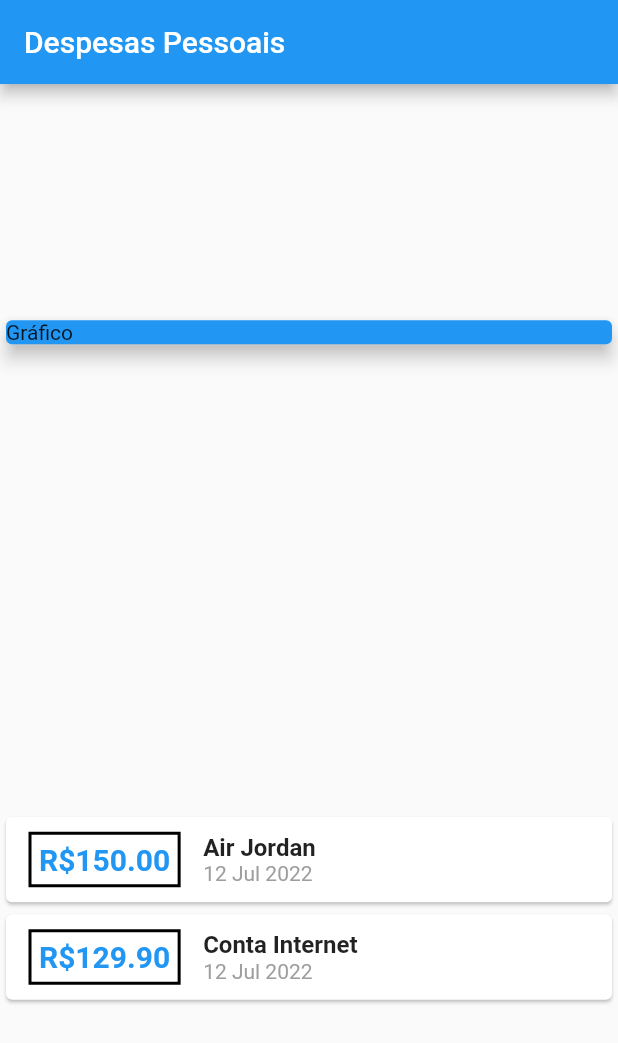
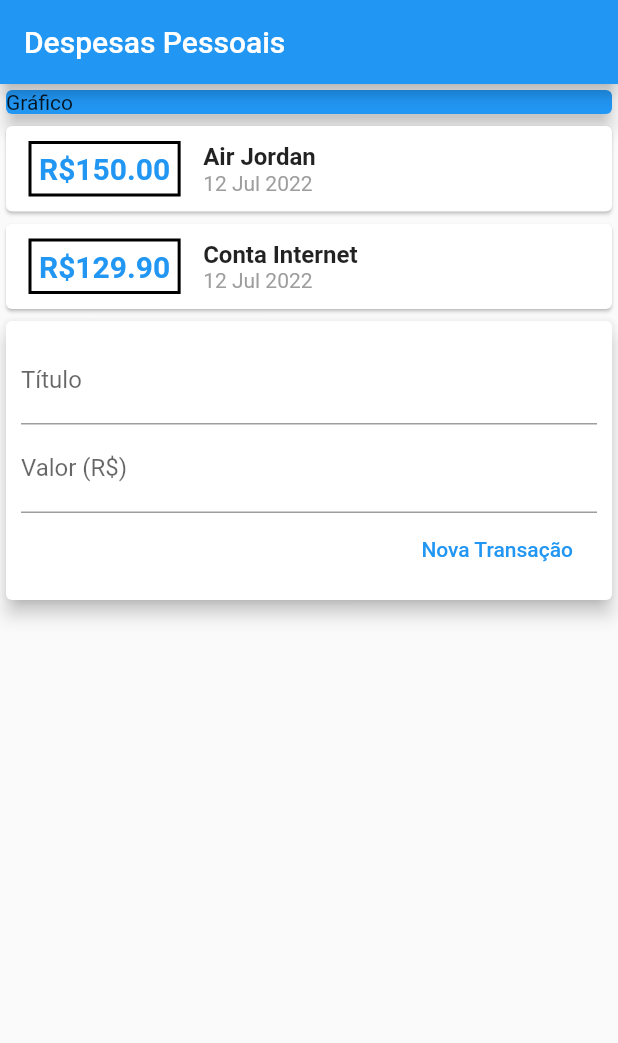
Before and after one commit to JoaoVGStahl/expenses, a Flutter app: the screen it shows after launch, on a phone screen of 412 x 824 dp. Shown: the top 1043 px of the screen. Run offline on Flutter 3.47's test engine with Material 2 defaults, Android fonts, the phone set to English and light mode, and no system bars.

```diff
--- /dev/null
+++ b/lib/components/transaction_form.dart
@@ -0,0 +1,49 @@
+import 'package:flutter/src/foundation/key.dart';
+import 'package:flutter/src/widgets/framework.dart';
+
+import 'package:flutter/material.dart';
+
+class TransactionForm extends StatelessWidget {
+
+  final tittleController = TextEditingController();
+  final valueController = TextEditingController();
+
+  @override
+  Widget build(BuildContext context) {
+   return Card(
+              elevation: 5,
+              child: Padding(
+                padding: const EdgeInsets.all(10),
+                child: Column(
+                  children: [
+                    TextField(
+                      controller: tittleController,
+                      decoration: InputDecoration(
+                        labelText: "Título",
+                      ),
+                    ),
+                    TextField(
+                      controller: valueController,
+                      decoration: InputDecoration(
+                        labelText: "Valor (R\$)",
+                      ),
+                    ),
+                    Row(
+                      mainAxisAlignment: MainAxisAlignment.end,
+                      children: [
+                        FlatButton(
+                          onPressed: () {
+                            print(tittleController.text);
+                            print(valueController.text);
+                          },
+                          child: Text("Nova Transação"),
+                          textColor: Colors.blue,
+                        ),
+                      ],
+                    )
+                  ],
+                ),
+              ),
+            );
+  }
+}
--- /dev/null
+++ b/lib/components/transaction_list.dart
@@ -0,0 +1,63 @@
+import 'package:expenses/models/transaction.dart';
+import 'package:flutter/src/foundation/key.dart';
+import 'package:flutter/src/widgets/framework.dart';
+
+import 'package:flutter/material.dart';
+import 'package:intl/intl.dart';
+
+class TransactionList extends StatelessWidget {
+  final List<Transaction> transactions;
+
+  TransactionList(this.transactions);
+
+  @override
+  Widget build(BuildContext context) {
+    return Column(
+      children: transactions.map((tr) {
+        return Card(
+          child: Row(
+            children: [
+              Container(
+                margin: EdgeInsets.symmetric(
+                  horizontal: 15,
+                  vertical: 10,
+                ),
+                decoration: BoxDecoration(
+                    border: Border.all(
+                  color: Colors.black,
+                  width: 2,
+                )),
+                padding: EdgeInsets.all(5),
+                child: Text(
+                  'R\$${tr.value.toStringAsFixed(2)}',
+                  style: TextStyle(
+                      fontWeight: FontWeight.bold,
+                      fontSize: 20,
+                      color: Colors.blue),
+                ),
+              ),
+              Column(
+                crossAxisAlignment: CrossAxisAlignment.start,
+                children: [
+                  Text(
+                    tr.title,
+                    style: TextStyle(
+                      fontSize: 16,
+                      fontWeight: FontWeight.bold,
+                    ),
+                  ),
+                  Text(
+                    DateFormat('d MMM y').format(tr.date),
+                    style: TextStyle(
+                      color: Colors.grey,
+                    ),
+                  )
+                ],
+              )
+            ],
+          ),
+        );
+      }).toList(),
+    );
+  }
+}
--- /dev/null
+++ b/lib/components/transaction_user.dart
@@ -0,0 +1,41 @@
+import 'package:expenses/components/transaction_form.dart';
+import 'package:flutter/cupertino.dart';
+import 'package:flutter/src/foundation/key.dart';
+import 'package:flutter/src/widgets/framework.dart';
+
+import '../models/transaction.dart';
+import 'package:expenses/components/transaction_list.dart';
+
+class TransactionUser extends StatefulWidget {
+  const TransactionUser({Key? key}) : super(key: key);
+
+  @override
+  State<TransactionUser> createState() => _TransactionUserState();
+}
+
+class _TransactionUserState extends State<TransactionUser> {
+  final _transcations = [
+    Transaction(
+      id: "t1",
+      title: "Air Jordan",
+      value: 150.00,
+      date: DateTime.now(),
+    ),
+    Transaction(
+      id: "t2",
+      title: "Conta Internet",
+      value: 129.90,
+      date: DateTime.now(),
+    ),
+  ];
+
+  @override
+  Widget build(BuildContext context) {
+    return Column(
+      children: [
+        TransactionList(_transcations),
+        TransactionForm(),
+      ],
+    );
+  }
+}
--- a/lib/main.dart
+++ b/lib/main.dart
@@ -1,6 +1,5 @@
-import 'models/transaction.dart';
+import 'package:expenses/components/transaction_user.dart';
 import 'package:flutter/material.dart';
-import 'package:intl/intl.dart';
 
 main() => runApp(ExpensesApp());
 
@@ -12,21 +11,6 @@ class ExpensesApp extends StatelessWidget {
 }
 
 class MyHomePage extends StatelessWidget {
-  final _transcations = [
-    Transaction(
-      id: "t1",
-      title: "Air Jordan",
-      value: 150.00,
-      date: DateTime.now(),
-    ),
-    Transaction(
-      id: "t2",
-      title: "Conta Internet",
-      value: 129.90,
-      date: DateTime.now(),
-    ),
-  ];
-
   @override
   Widget build(BuildContext context) {
     return Scaffold(
@@ -34,7 +18,6 @@ class MyHomePage extends StatelessWidget {
         title: Text("Despesas Pessoais"),
       ),
       body: Column(
-          mainAxisAlignment: MainAxisAlignment.spaceAround,
           crossAxisAlignment: CrossAxisAlignment.stretch,
           children: <Widget>[
             Container(
@@ -44,53 +27,7 @@ class MyHomePage extends StatelessWidget {
                 child: Text("Gráfico"),
               ),
             ),
-            Column(
-              children: _transcations.map((tr) {
-                return Card(
-                  child: Row(
-                    children: [
-                      Container(
-                        margin: EdgeInsets.symmetric(
-                          horizontal: 15,
-                          vertical: 10,
-                        ),
-                        decoration: BoxDecoration(
-                            border: Border.all(
-                          color: Colors.black,
-                          width: 2,
-                        )),
-                        padding: EdgeInsets.all(5),
-                        child: Text(
-                          'R\$${tr.value.toStringAsFixed(2)}',
-                          style: TextStyle(
-                              fontWeight: FontWeight.bold,
-                              fontSize: 20,
-                              color: Colors.blue),
-                        ),
-                      ),
-                      Column(
-                        crossAxisAlignment: CrossAxisAlignment.start,
-                        children: [
-                          Text(
-                            tr.title,
-                            style: TextStyle(
-                              fontSize: 16,
-                              fontWeight: FontWeight.bold,
-                            ),
-                          ),
-                          Text(
-                            DateFormat('d MMM y').format(tr.date),
-                            style: TextStyle(
-                              color: Colors.grey,
-                            ),
-                          )
-                        ],
-                      )
-                    ],
-                  ),
-                );
-              }).toList(),
-            )
+            TransactionUser(),
           ]),
     );
   }
```
